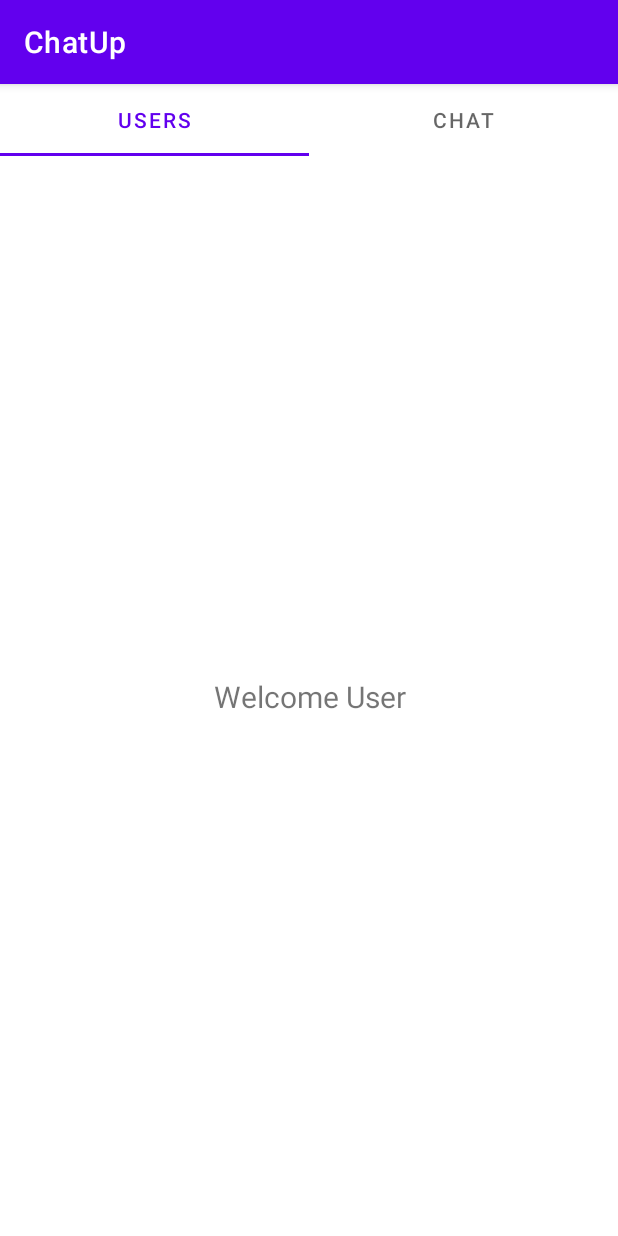
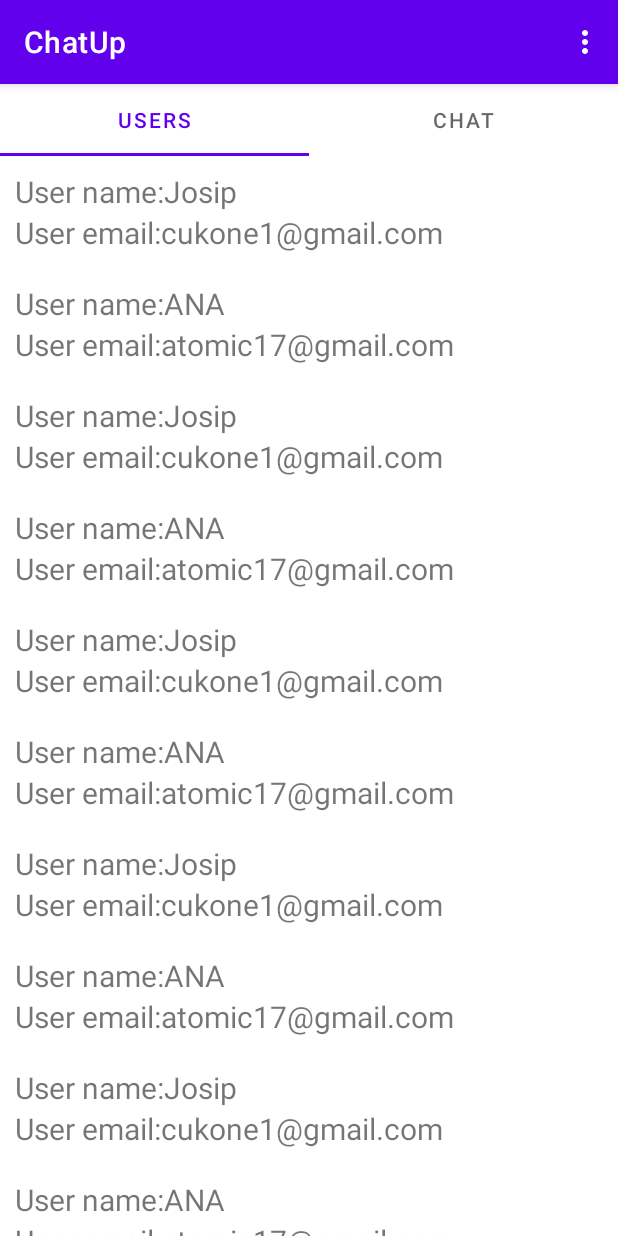
Before and after one commit to Josipcukovic/ChatUp, an Android app: the AuthActivity screen opened directly, with no data from a screen before it, on a phone screen of 412 x 824 dp. Run offline under Robolectric (Android 15) with nearby library versions, the light colour scheme and no system bars.

Commit message:
added user RecyclerView and menu option

```diff
--- a/app/src/main/java/josip/cukovic/chatup/activities/AuthActivity.kt
+++ b/app/src/main/java/josip/cukovic/chatup/activities/AuthActivity.kt
@@ -1,27 +1,24 @@
 package josip.cukovic.chatup.activities
 
+import android.content.Intent
 import androidx.appcompat.app.AppCompatActivity
 import android.os.Bundle
-import android.widget.TextView
+import android.view.Menu
+import android.view.MenuItem
 import android.widget.Toast
-import androidx.recyclerview.widget.RecyclerView
 import androidx.viewpager.widget.ViewPager
-import com.google.android.material.tabs.TabLayout
-import com.google.firebase.auth.FirebaseAuth
 import josip.cukovic.chatup.R
 import josip.cukovic.chatup.adapters.FragmentAdapter
 import josip.cukovic.chatup.databinding.ActivityAuthBinding
+import josip.cukovic.chatup.persistence.Firebase
 
 class AuthActivity : AppCompatActivity() {
     private lateinit var authBinding: ActivityAuthBinding
-    private lateinit var authFirebase : FirebaseAuth
     private lateinit var viewPager: ViewPager
-
     override fun onCreate(savedInstanceState: Bundle?) {
         super.onCreate(savedInstanceState)
         authBinding = ActivityAuthBinding.inflate(layoutInflater)
         setContentView(authBinding.root)
-        authFirebase = FirebaseAuth.getInstance()
         setupUi()
     }
 
@@ -30,16 +27,15 @@ class AuthActivity : AppCompatActivity() {
 
         viewPager.adapter = FragmentAdapter(supportFragmentManager)
         authBinding.tabLayout.setupWithViewPager(viewPager)
-
-        viewPager.addOnPageChangeListener(object: ViewPager.OnPageChangeListener{
+//ako bude potrebe....
+        /*viewPager.addOnPageChangeListener(object: ViewPager.OnPageChangeListener{
             override fun onPageScrolled(position: Int, positionOffset: Float, positionOffsetPixels: Int) {
 
             }
 
             override fun onPageSelected(position: Int) {
                 if(position == 0){
-                    val welcome = "welcome" + " " + authFirebase.currentUser!!.displayName
-                     findViewById<TextView>(R.id.tvWelcome).text = welcome
+
                 }
             }
 
@@ -47,6 +43,27 @@ class AuthActivity : AppCompatActivity() {
 
             }
 
-        })
+        })*/
+
+
+    }
+
+///menu opcije
+    override fun onCreateOptionsMenu(menu: Menu?): Boolean {
+        super.onCreateOptionsMenu(menu)
+        menuInflater.inflate(R.menu.menu_options,menu)
+        return true
+    }
+
+    override fun onOptionsItemSelected(item: MenuItem): Boolean {
+        super.onOptionsItemSelected(item)
+        if(item.itemId == R.id.LogoutOption){
+            Firebase.logOut()
+            val intent = Intent(this,MainActivity::class.java)
+            startActivity(intent)
+            Toast.makeText(this, "You have successfully logged out", Toast.LENGTH_SHORT).show()
+            finish()
+        }
+        return true
     }
 }
--- a/app/src/main/java/josip/cukovic/chatup/activities/RegisterActivity.kt
+++ b/app/src/main/java/josip/cukovic/chatup/activities/RegisterActivity.kt
@@ -1,6 +1,6 @@
 package josip.cukovic.chatup.activities
 
-import android.content.Intent
+
 import android.os.Bundle
 import android.widget.Toast
 import androidx.appcompat.app.AppCompatActivity
--- /dev/null
+++ b/app/src/main/java/josip/cukovic/chatup/adapters/UsersRecyclerAdapter.kt
@@ -0,0 +1,29 @@
+package josip.cukovic.chatup.adapters
+
+
+import android.view.LayoutInflater
+import android.view.ViewGroup
+import androidx.recyclerview.widget.RecyclerView
+import josip.cukovic.chatup.R
+import josip.cukovic.chatup.model.User
+
+class UsersRecyclerAdapter(users: MutableList<User>): RecyclerView.Adapter<UsersViewHolder>() {
+    private val users: MutableList<User> = mutableListOf()
+
+    init {
+        this.users.addAll(users)
+    }
+
+    override fun onCreateViewHolder(parent: ViewGroup, viewType: Int): UsersViewHolder {
+        val userView = LayoutInflater.from(parent.context).inflate(R.layout.user_display,parent,false)
+        return UsersViewHolder(userView)
+    }
+
+    override fun onBindViewHolder(holder: UsersViewHolder, position: Int) {
+        holder.bind(users[position])
+    }
+
+    override fun getItemCount(): Int {
+        return users.size
+    }
+}
--- /dev/null
+++ b/app/src/main/java/josip/cukovic/chatup/adapters/UsersViewHolder.kt
@@ -0,0 +1,14 @@
+package josip.cukovic.chatup.adapters
+
+import android.view.View
+import android.widget.TextView
+import androidx.recyclerview.widget.RecyclerView
+import josip.cukovic.chatup.R
+import josip.cukovic.chatup.model.User
+
+class UsersViewHolder(itemView: View): RecyclerView.ViewHolder(itemView) {
+    fun bind(user: User){
+        itemView.findViewById<TextView>(R.id.tvName).text ="User name:" + user.name
+        itemView.findViewById<TextView>(R.id.tvEmail).text ="User email:" + user.email
+    }
+}
--- a/app/src/main/java/josip/cukovic/chatup/fragments/FragmentUsers.kt
+++ b/app/src/main/java/josip/cukovic/chatup/fragments/FragmentUsers.kt
@@ -5,9 +5,15 @@ import android.view.LayoutInflater
 import android.view.View
 import android.view.ViewGroup
 import androidx.fragment.app.Fragment
+import androidx.recyclerview.widget.LinearLayoutManager
+import androidx.recyclerview.widget.RecyclerView
 import josip.cukovic.chatup.R
+import josip.cukovic.chatup.adapters.UsersRecyclerAdapter
+import josip.cukovic.chatup.databinding.FragmentUsersBinding
+import josip.cukovic.chatup.persistence.UserRepository
 
 class FragmentUsers: Fragment() {
+    lateinit var userFragmentBinding : FragmentUsersBinding
 
     companion object {
         fun newInstance(): FragmentUsers{
@@ -15,9 +21,16 @@ class FragmentUsers: Fragment() {
         }
     }
 
-    override fun onCreateView(inflater: LayoutInflater, container: ViewGroup?, savedInstanceState:
-    Bundle?): View? {
-        return inflater.inflate(R.layout.fragment_users, container, false);
+    override fun onCreateView(inflater: LayoutInflater, container: ViewGroup?, savedInstanceState: Bundle?): View? {
+        userFragmentBinding = FragmentUsersBinding.inflate(inflater,container,false)
+        userFragmentBinding.userRecycler.layoutManager = LinearLayoutManager(context,RecyclerView.VERTICAL,false)
+        displayData()
+
+        return userFragmentBinding.root
+    }
+
+    private fun displayData() {
+        userFragmentBinding.userRecycler.adapter = UsersRecyclerAdapter(UserRepository.users)
     }
 
 
--- a/app/src/main/java/josip/cukovic/chatup/persistence/Firebase.kt
+++ b/app/src/main/java/josip/cukovic/chatup/persistence/Firebase.kt
@@ -78,4 +78,8 @@ object Firebase {
             }
     }
 
+    fun logOut(){
+        authFirebase.signOut()
+    }
+
 }
--- /dev/null
+++ b/app/src/main/java/josip/cukovic/chatup/persistence/UserRepository.kt
@@ -0,0 +1,27 @@
+package josip.cukovic.chatup.persistence
+
+import josip.cukovic.chatup.model.User
+
+object UserRepository {
+        val users: MutableList<User>
+    init {
+        users = retrieveUsers()
+    }
+    private fun retrieveUsers(): MutableList<User> {
+        return mutableListOf(
+                ///testni podaci
+                User("Josip", "cukone1@gmail.com","1"),
+                User("ANA", "atomic17@gmail.com","2"),
+                User("Josip", "cukone1@gmail.com","1"),
+                User("ANA", "atomic17@gmail.com","2"),
+                User("Josip", "cukone1@gmail.com","1"),
+                User("ANA", "atomic17@gmail.com","2"),
+                User("Josip", "cukone1@gmail.com","1"),
+                User("ANA", "atomic17@gmail.com","2"),
+                User("Josip", "cukone1@gmail.com","1"),
+                User("ANA", "atomic17@gmail.com","2"),
+                User("Josip", "cukone1@gmail.com","1"),
+                User("ANA", "atomic17@gmail.com","2")
+        )
+    }
+}
--- a/app/src/main/res/layout/activity_register.xml
+++ b/app/src/main/res/layout/activity_register.xml
@@ -49,17 +49,18 @@
         android:layout_width="0dp"
         android:layout_margin="10dp"
         android:layout_height="wrap_content"
+
         app:layout_constraintTop_toBottomOf="@+id/tvCaption"
         app:layout_constraintLeft_toRightOf="@+id/leftGuideLine"
         app:layout_constraintRight_toLeftOf="@id/rightGuideLine"
         android:textSize="20sp"
-        android:inputType="text"
+        android:inputType="textPersonName"
         android:hint="Unesite svoje ime"/>
 
     <EditText
         android:id="@+id/etSurname"
         android:layout_width="0dp"
-        android:inputType="text"
+        android:inputType="textPersonName"
         android:layout_margin="10dp"
         android:layout_height="wrap_content"
         app:layout_constraintTop_toBottomOf="@+id/etName"
--- a/app/src/main/res/layout/fragment_users.xml
+++ b/app/src/main/res/layout/fragment_users.xml
@@ -4,17 +4,9 @@
     android:layout_height="match_parent"
     xmlns:app="http://schemas.android.com/apk/res-auto">
 
-
-    <TextView
-        android:id="@+id/tvWelcome"
-        android:layout_width="0dp"
-        android:layout_height="wrap_content"
-        android:text="Welcome User"
-        app:layout_constraintTop_toTopOf="parent"
-        app:layout_constraintLeft_toLeftOf="parent"
-        app:layout_constraintRight_toRightOf="parent"
-        app:layout_constraintBottom_toBottomOf="parent"
-        android:textAlignment="center"
-        android:textSize="20sp"/>
+    <androidx.recyclerview.widget.RecyclerView
+        android:id="@+id/userRecycler"
+        android:layout_width="match_parent"
+        android:layout_height="match_parent"/>
 
 </androidx.constraintlayout.widget.ConstraintLayout>
--- /dev/null
+++ b/app/src/main/res/layout/user_display.xml
@@ -0,0 +1,27 @@
+<?xml version="1.0" encoding="utf-8"?>
+<androidx.constraintlayout.widget.ConstraintLayout xmlns:android="http://schemas.android.com/apk/res/android"
+    android:layout_width="match_parent"
+    android:layout_height="wrap_content"
+    android:layout_margin="10dp"
+    xmlns:app="http://schemas.android.com/apk/res-auto">
+
+    <TextView
+        android:id="@+id/tvName"
+        android:layout_width="0dp"
+        android:layout_height="wrap_content"
+        app:layout_constraintTop_toTopOf="parent"
+        app:layout_constraintLeft_toLeftOf="parent"
+        app:layout_constraintRight_toRightOf="parent"
+        android:text="BLAAAAAAA"
+        android:textSize="20sp"/>
+    <TextView
+        android:id="@+id/tvEmail"
+        android:layout_width="0dp"
+        android:layout_height="wrap_content"
+        app:layout_constraintTop_toBottomOf="@id/tvName"
+        app:layout_constraintLeft_toLeftOf="parent"
+        app:layout_constraintRight_toRightOf="parent"
+        android:text="BLAAAAAAA"
+        android:textSize="20sp"/>
+
+</androidx.constraintlayout.widget.ConstraintLayout>
--- /dev/null
+++ b/app/src/main/res/menu/menu_options.xml
@@ -0,0 +1,9 @@
+<?xml version="1.0" encoding="utf-8"?>
+<menu xmlns:app="http://schemas.android.com/apk/res-auto"
+    xmlns:android="http://schemas.android.com/apk/res/android">
+
+    <item android:title="Logout"
+        android:id="@+id/LogoutOption" />
+    <item android:title="Profile"
+        android:id="@+id/ProfileOption"/>
+</menu>
```
